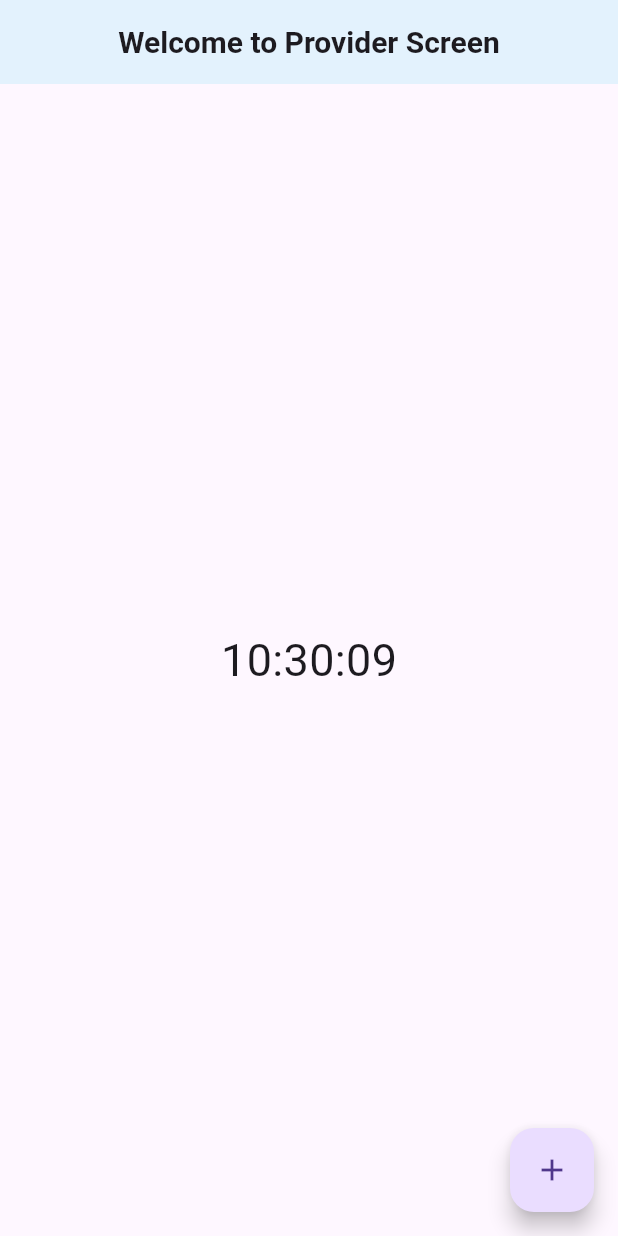
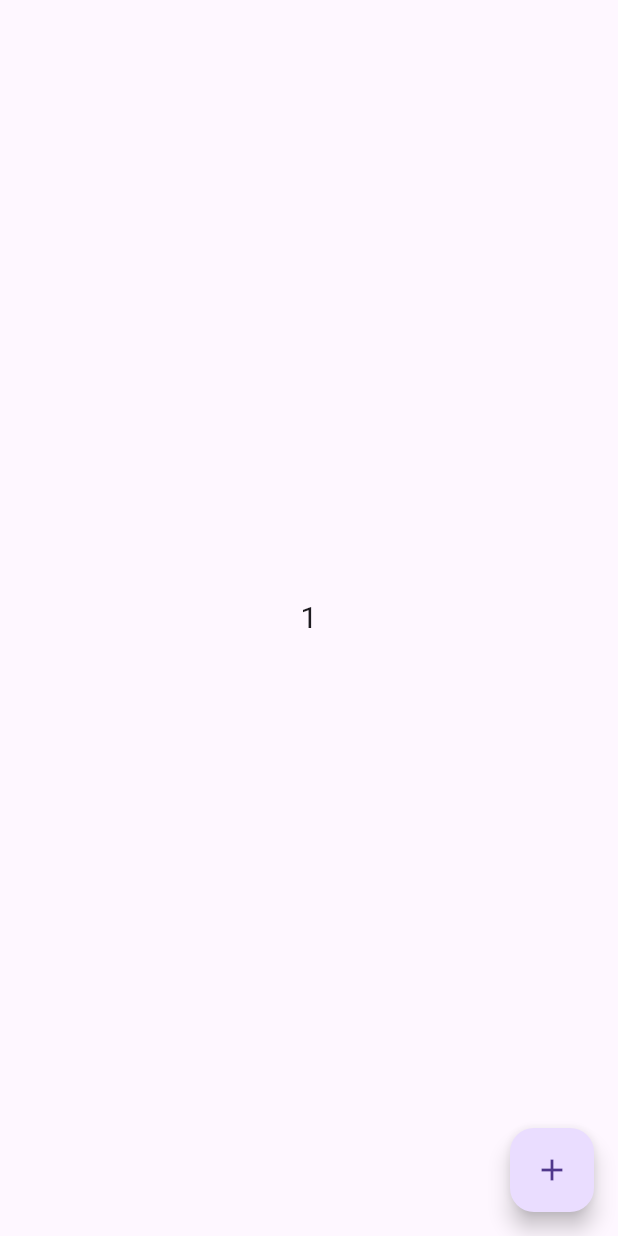
Before and after one commit to meetshaheer/Provider-State-Management, a Flutter app: the screen it shows after launch, after a tap on the "add" icon, on a phone screen of 412 x 824 dp. Run offline on Flutter 3.47's test engine with Material 3 defaults, Android fonts, the phone set to English and light mode, and no system bars.

Commit message:
updated with count provider example

```diff
--- a/provider State/lib/main.dart
+++ b/provider State/lib/main.dart
@@ -1,5 +1,9 @@
+import 'dart:async';
+
 import 'package:flutter/material.dart';
 import 'package:provider/provider.dart';
+import 'package:provider_State/provider/count_provider.dart';
+import 'package:provider_State/screen/count-example.dart';
 
 void main() {
   runApp(const MyApp());
@@ -9,8 +13,10 @@ class MyApp extends StatelessWidget {
   const MyApp({super.key});
   @override
   Widget build(BuildContext context) {
-    return const MaterialApp(
-      home: Why_Provider_Screen(),
-    );
+    return ChangeNotifierProvider(
+        create: (_) => CountProvider(),
+        child: const MaterialApp(
+          home: Count_Example(),
+        ));
   }
 }
--- /dev/null
+++ b/provider State/lib/provider/count_provider.dart
@@ -0,0 +1,13 @@
+import 'package:flutter/foundation.dart';
+import 'package:flutter/material.dart';
+import 'package:provider/provider.dart';
+
+class CountProvider with ChangeNotifier {
+  int _count = 0;
+  int get count => _count;
+
+  void setcount() {
+    _count++;
+    notifyListeners();
+  }
+}
--- /dev/null
+++ b/provider State/lib/screen/count-example.dart
@@ -0,0 +1,36 @@
+import 'package:flutter/material.dart';
+import 'package:provider/provider.dart';
+import 'package:provider_State/provider/count_provider.dart';
+
+class Count_Example extends StatefulWidget {
+  const Count_Example({super.key});
+
+  @override
+  State<Count_Example> createState() => Count_ExampleState();
+}
+
+class Count_ExampleState extends State<Count_Example> {
+  @override
+  Widget build(BuildContext context) {
+    final countProvider = Provider.of<CountProvider>(context, listen: false);
+    print("object");
+    return Scaffold(
+      body: Center(
+        child: Consumer<CountProvider>(
+          builder: (context, value, child) {
+            return Text(
+              value.count.toString(),
+              style: TextStyle(fontSize: 20),
+            );
+          },
+        ),
+      ),
+      floatingActionButton: FloatingActionButton(
+        onPressed: () {
+          countProvider.setcount();
+        },
+        child: const Icon(Icons.add),
+      ),
+    );
+  }
+}
--- a/provider State/pubspec.yaml
+++ b/provider State/pubspec.yaml
@@ -1,4 +1,4 @@
-name: provider
+name: provider_State
 description: "A new Flutter project."
 # The following line prevents the package from being accidentally published to
 # pub.dev using `flutter pub publish`. This is preferred for private packages.
```
Also changed, not shown: provider State/lib/provider.dart (line endings or trailing spaces), provider State/pubspec.lock.
